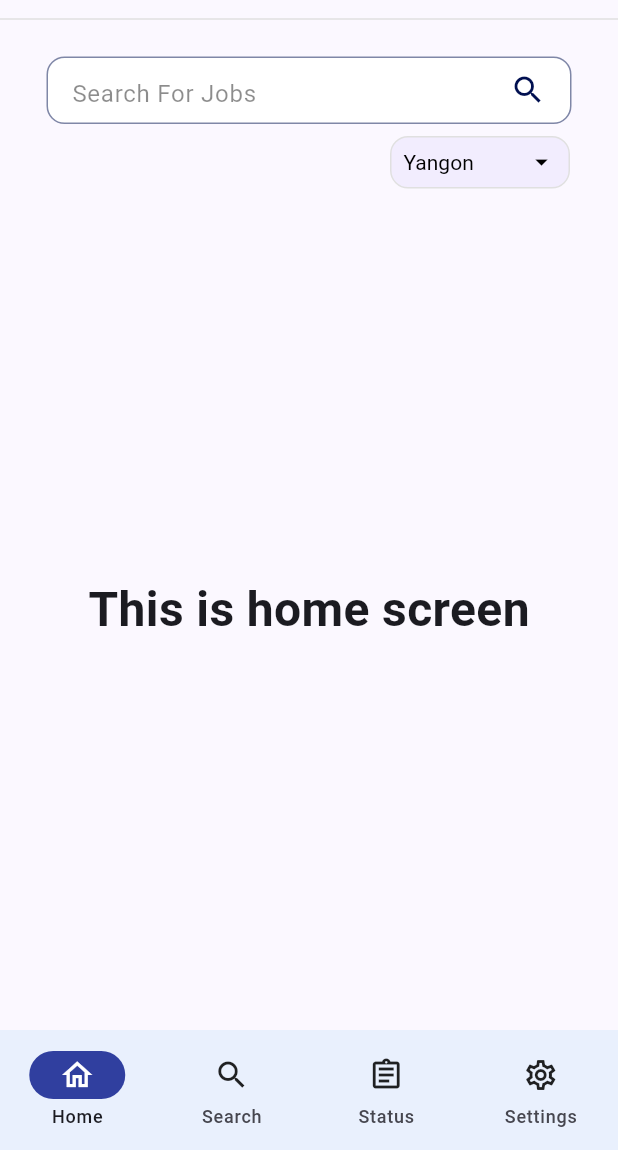
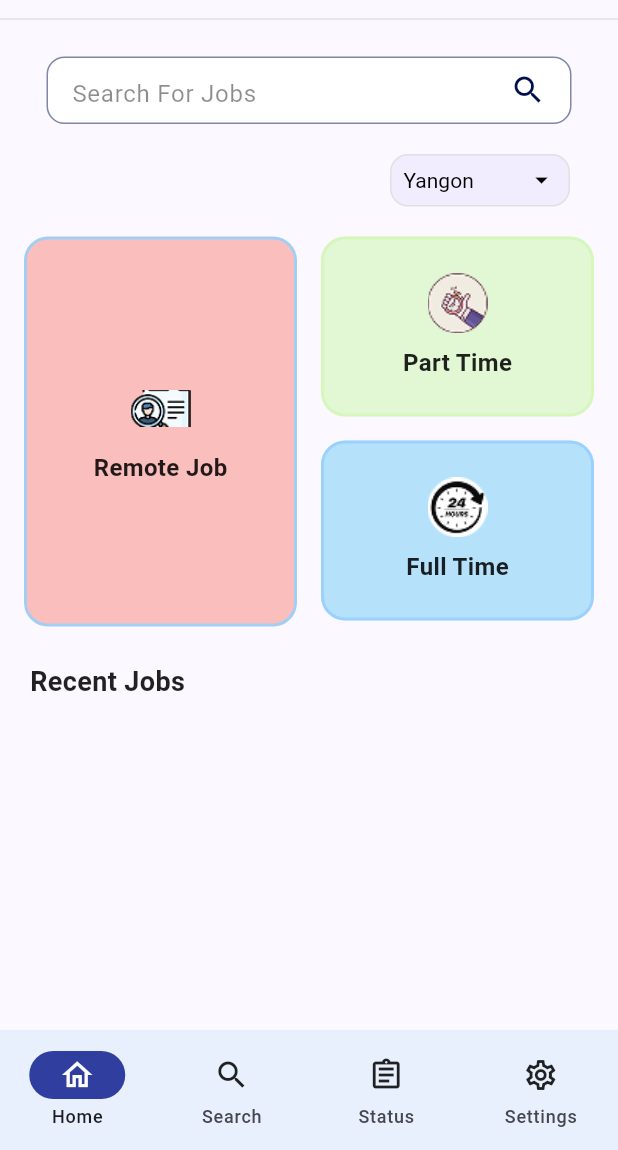
Before and after one commit to nypoclary/easy_hire, a Flutter app: the screen it shows after launch, on a phone screen of 412 x 824 dp, the part 86-1236 px from its top. Run offline on Flutter 3.47's test engine with Material 3 defaults, Android fonts, the phone set to English and light mode, and no system bars; our stand-ins replace go_router.

Commit message:
job_filter_options_ui

```diff
--- a/lib/features/home/view/home_screen.dart
+++ b/lib/features/home/view/home_screen.dart
@@ -1,4 +1,5 @@
 import 'package:easy_hire/core/widgets/job_search_bar.dart';
+import 'package:easy_hire/features/home/widgets/job_filter_options.dart';
 import 'package:easy_hire/features/home/widgets/location_filter_chip.dart';
 import 'package:flutter/material.dart';
 import 'package:easy_hire/core/widgets/header.dart';
@@ -12,6 +13,7 @@ class HomeScreen extends StatefulWidget {
 
 class _HomeScreenState extends State<HomeScreen> {
   String selected = 'Yangon';
+
   @override
   Widget build(BuildContext context) {
     return Scaffold(
@@ -27,7 +29,7 @@ class _HomeScreenState extends State<HomeScreen> {
                 print("Search input: $query");
               },
             ),
-            SizedBox(height: 8),
+            SizedBox(height: 20),
             LocationFilterChip(
               selectedLocation: selected,
               locationOptions: ['All', 'Yangon', 'Mandalay', 'Naypyitaw'],
@@ -38,11 +40,18 @@ class _HomeScreenState extends State<HomeScreen> {
                 });
               },
             ),
-            Expanded(
-              child: Center(
-                child: Text(
-                  'This is home screen',
-                  style: TextStyle(fontSize: 32, fontWeight: FontWeight.bold),
+            SizedBox(height: 20),
+            JobFilterOptions(),
+            const SizedBox(height: 24), // space below the cards
+
+            Padding(
+              padding: const EdgeInsets.symmetric(horizontal: 20),
+              child: Text(
+                'Recent Jobs',
+                style: TextStyle(
+                  fontSize: 18,
+                  fontWeight: FontWeight.bold,
+                  color: Colors.black87,
                 ),
               ),
             ),
--- /dev/null
+++ b/lib/features/home/widgets/job_filter_options.dart
@@ -0,0 +1,116 @@
+import 'package:flutter/material.dart';
+
+class JobFilterOptions extends StatelessWidget {
+  const JobFilterOptions({super.key});
+
+  @override
+  Widget build(BuildContext context) {
+    return Padding(
+      padding: const EdgeInsets.symmetric(horizontal: 16.0),
+      child: Row(
+        crossAxisAlignment: CrossAxisAlignment.start,
+        children: [
+          // Left: Remote Job (Big)
+          Expanded(
+            flex: 1,
+            child: SizedBox(
+              height: 260,
+              child: _buildJobCategoryCard(
+                context,
+                title: 'Remote Job',
+                imagePath: 'assets/images/remote.png',
+                color: const Color(0xFFFABFBC),
+                borderColor: const Color(0xFFA2CEF4),
+                onTap: () {
+                  print('Remote Job selected');
+                },
+              ),
+            ),
+          ),
+          const SizedBox(width: 16.0),
+
+          // Right: Part Time + Full Time (Stacked)
+          Expanded(
+            flex: 1,
+            child: Column(
+              children: [
+                SizedBox(
+                  height: 120,
+                  child: _buildJobCategoryCard(
+                    context,
+                    title: 'Part Time',
+                    imagePath: 'assets/images/part_time.png',
+                    color: const Color(0xFFE2F8D5),
+                    borderColor: const Color(0xFFCBF4A2).withOpacity(0.5),
+                    onTap: () {
+                      print('Part Time selected');
+                    },
+                  ),
+                ),
+                const SizedBox(height: 16),
+                SizedBox(
+                  height: 120,
+                  child: _buildJobCategoryCard(
+                    context,
+                    title: 'Full Time',
+                    imagePath: 'assets/images/full_time.png',
+                    color: const Color(0xFFB5E2FA),
+                    borderColor: const Color(0xFF7FC3FF).withOpacity(0.5),
+                    onTap: () {
+                      print('Full Time selected');
+                    },
+                  ),
+                ),
+              ],
+            ),
+          ),
+        ],
+      ),
+    );
+  }
+
+  Widget _buildJobCategoryCard(
+      BuildContext context, {
+        required String title,
+        required String imagePath,
+        required Color color,
+        required Color borderColor,
+        required VoidCallback onTap,
+      }) {
+    return InkWell(
+      onTap: onTap,
+      borderRadius: BorderRadius.circular(16),
+      child: Ink(
+        decoration: BoxDecoration(
+          color: color,
+          borderRadius: BorderRadius.circular(16.0),
+          border: Border.all(color: borderColor, width: 2.0),
+        ),
+        child: Center(
+          child: Column(
+            mainAxisSize: MainAxisSize.min,
+            children: [
+              Padding(
+                padding: const EdgeInsets.only(bottom: 8.0),
+                child: Image.asset(
+                  imagePath,
+                  width: 40,
+                  height: 40,
+                  fit: BoxFit.contain,
+                ),
+              ),
+              Text(
+                title,
+                style: const TextStyle(
+                  fontSize: 16.0,
+                  fontWeight: FontWeight.w600,
+                  color: Colors.black87,
+                ),
+              ),
+            ],
+          ),
+        ),
+      ),
+    );
+  }
+}
--- a/pubspec.yaml
+++ b/pubspec.yaml
@@ -62,6 +62,9 @@ flutter:
   # To add assets to your application, add an assets section, like this:
   assets:
      - assets/images/profile_pic.jpg
+     - assets/images/remote.png
+     - assets/images/part_time.png
+     - assets/images/full_time.png
   #   - images/a_dot_ham.jpeg
 
   # An image asset can refer to one or more resolution-specific "variants", see
```
Also changed, not shown: assets/images/full_time.png (added), assets/images/part_time.png (added), assets/images/remote.png (added), pubspec.lock.
